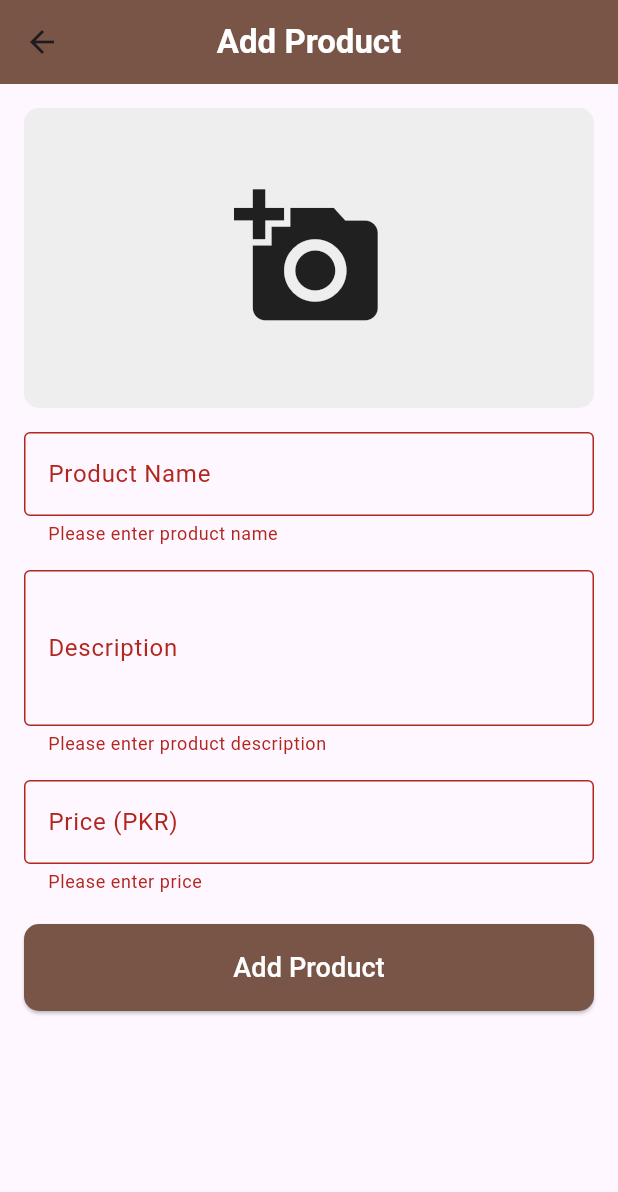
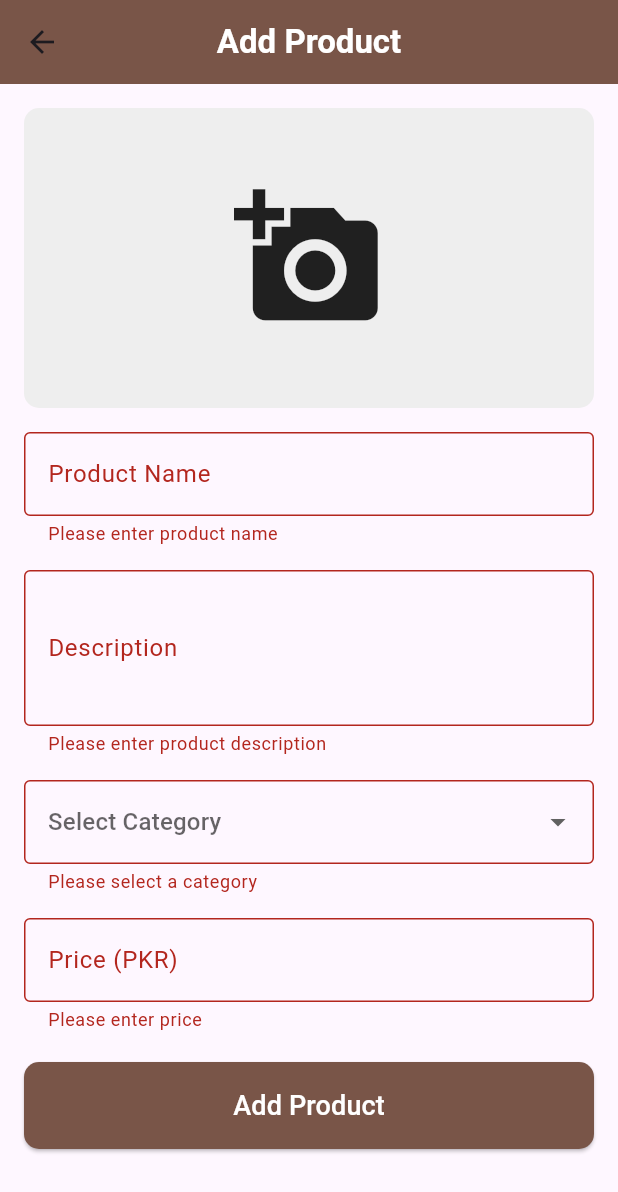
Before and after one commit to Muhammadsaqibsharif/FurnitureAdminPanel, a Flutter app: the AddProductPage screen opened directly, after a tap on "Add Product", on a phone screen of 412 x 824 dp. Shown: the top 1192 px of the screen. Run offline on Flutter 3.47's test engine with Material 3 defaults, Android fonts, the phone set to English and light mode, and no system bars; our stand-ins replace cloud_firestore, firebase_auth, firebase_core, firebase_storage, flutter_rating_bar, fluttertoast and 2 more; accounts and stored records are empty.

Commit message:
Change in ADD Product Screen

```diff
--- a/lib/admin/screens/add_product_page.dart
+++ b/lib/admin/screens/add_product_page.dart
@@ -15,9 +15,19 @@ class _AddProductPageState extends State<AddProductPage> {
   final nameController = TextEditingController();
   final descriptionController = TextEditingController();
   final priceController = TextEditingController();
+  String? selectedCategory;
   bool isLoading = false;
   File? _image;
   final picker = ImagePicker();
+
+  // List of product categories
+  final List<String> categories = [
+    'All',
+    'Bed',
+    'Tables',
+    'Chairs',
+    'Sofa',
+  ];
 
   Future<void> pickImage() async {
     final pickedFile = await picker.pickImage(source: ImageSource.gallery);
@@ -35,6 +45,10 @@ class _AddProductPageState extends State<AddProductPage> {
     if (formKey.currentState!.validate()) {
       if (_image == null) {
         Fluttertoast.showToast(msg: 'Please select an image.');
+        return;
+      }
+      if (selectedCategory == null) {
+        Fluttertoast.showToast(msg: 'Please select a category.');
         return;
       }
 
@@ -56,6 +70,7 @@ class _AddProductPageState extends State<AddProductPage> {
           'name': nameController.text.trim(),
           'description': descriptionController.text.trim(),
           'price': priceController.text.trim(),
+          'category': selectedCategory,
           'imageUrl': imageUrl,
         });
 
@@ -70,6 +85,7 @@ class _AddProductPageState extends State<AddProductPage> {
         priceController.clear();
         setState(() {
           _image = null;
+          selectedCategory = null;
         });
       } catch (e) {
         Fluttertoast.showToast(msg: 'Error adding product: $e');
@@ -144,6 +160,32 @@ class _AddProductPageState extends State<AddProductPage> {
                       },
                     ),
                     SizedBox(height: 16),
+                    // Dropdown for product category
+                    DropdownButtonFormField<String>(
+                      value: selectedCategory,
+                      hint: Text('Select Category'),
+                      items: categories.map((category) {
+                        return DropdownMenuItem<String>(
+                          value: category,
+                          child: Text(category),
+                        );
+                      }).toList(),
+                      onChanged: (value) {
+                        setState(() {
+                          selectedCategory = value;
+                        });
+                      },
+                      validator: (value) {
+                        if (value == null) {
+                          return 'Please select a category';
+                        }
+                        return null;
+                      },
+                      decoration: InputDecoration(
+                        border: OutlineInputBorder(),
+                      ),
+                    ),
+                    SizedBox(height: 16),
                     TextFormField(
                       controller: priceController,
                       keyboardType: TextInputType.number,
```
